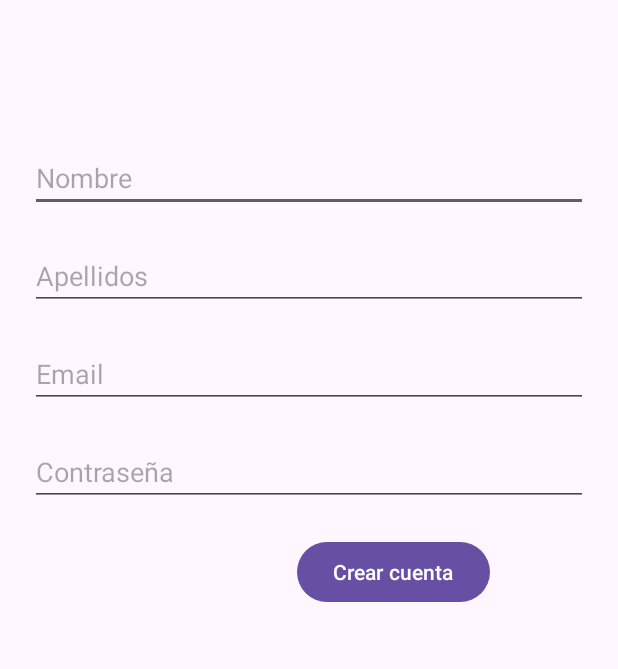
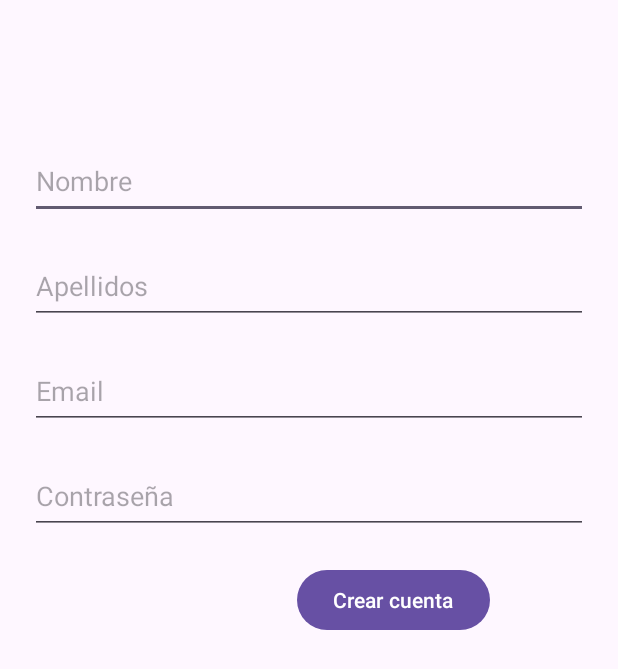
Before and after one commit to mexcat/Registro, an Android app: the screen it shows after launch (MainActivity), on a phone screen of 412 x 824 dp. Shown: the top 669 px of the screen. Run offline under Robolectric (Android 15) with nearby library versions, the phone set to English and light mode, and no system bars.

Commit message:
app funcional correccion de mensaje de saludo

```diff
--- a/app/src/main/java/com/example/registro/MainActivity.java
+++ b/app/src/main/java/com/example/registro/MainActivity.java
@@ -3,6 +3,10 @@ package com.example.registro;
 import androidx.appcompat.app.AppCompatActivity;
 
 import android.os.Bundle;
+import android.view.View;
+import android.widget.Button;
+import android.widget.EditText;
+import android.widget.Toast;
 
 public class MainActivity extends AppCompatActivity {
 
@@ -10,6 +14,35 @@ public class MainActivity extends AppCompatActivity {
     protected void onCreate(Bundle savedInstanceState) {
         super.onCreate(savedInstanceState);
         setContentView(R.layout.activity_main);
+        initListeners();
+    }
+
+    private void initListeners(){
+
+        EditText nombre = findViewById(R.id.etv_first_name);
+        EditText apellido = findViewById(R.id.etv_last_name);
+        EditText email = findViewById(R.id.etv_email);
+        EditText pass = findViewById(R.id.etv_password);
+
+        Button guardar = findViewById(R.id.btn_save_data);
+
+        guardar.setOnClickListener(new View.OnClickListener() {
+            @Override
+            public void onClick(View view) {
+                if(nombre.getText().toString().isEmpty() ||
+                   apellido.getText().toString().isEmpty() ||
+                   email.getText().toString().isEmpty() ||
+                   pass.getText().toString().isEmpty()){
+
+                    Toast.makeText(getBaseContext(), "Favor llenar todos los campos", Toast.LENGTH_SHORT).show();
+                }else{
+                    Toast.makeText(getBaseContext(), "Helouuuu "+ nombre.getText().toString() + " " +apellido.getText().toString(), Toast.LENGTH_SHORT).show();
+                }
+            }
+        });
+
+
+
     }
 
 }
--- a/app/src/main/res/layout/activity_main.xml
+++ b/app/src/main/res/layout/activity_main.xml
@@ -19,12 +19,12 @@
     <EditText
         android:id="@+id/etv_first_name"
         android:layout_width="0dp"
-        android:layout_height="wrap_content"
+        android:layout_height="50dp"
         android:layout_marginStart="20dp"
         android:layout_marginTop="64dp"
         android:layout_marginEnd="20dp"
         android:ems="10"
-        android:hint="Nombre"
+        android:hint="@string/firstName"
         android:inputType="text"
         app:layout_constraintEnd_toEndOf="parent"
         app:layout_constraintStart_toStartOf="parent"
@@ -33,12 +33,12 @@
     <EditText
         android:id="@+id/etv_last_name"
         android:layout_width="0dp"
-        android:layout_height="wrap_content"
+        android:layout_height="50dp"
         android:layout_marginStart="20dp"
         android:layout_marginTop="20dp"
         android:layout_marginEnd="20dp"
         android:ems="10"
-        android:hint="Apellidos"
+        android:hint="@string/lastName"
         android:inputType="text"
         app:layout_constraintEnd_toEndOf="parent"
         app:layout_constraintStart_toStartOf="parent"
@@ -47,12 +47,12 @@
     <EditText
         android:id="@+id/etv_email"
         android:layout_width="0dp"
-        android:layout_height="wrap_content"
+        android:layout_height="50dp"
         android:layout_marginStart="20dp"
         android:layout_marginTop="20dp"
         android:layout_marginEnd="20dp"
         android:ems="10"
-        android:hint="Email"
+        android:hint="@string/email"
         android:inputType="textEmailAddress"
         app:layout_constraintEnd_toEndOf="parent"
         app:layout_constraintStart_toStartOf="parent"
@@ -61,12 +61,12 @@
     <EditText
         android:id="@+id/etv_password"
         android:layout_width="0dp"
-        android:layout_height="wrap_content"
+        android:layout_height="50dp"
         android:layout_marginStart="20dp"
         android:layout_marginTop="20dp"
         android:layout_marginEnd="20dp"
         android:ems="10"
-        android:hint="Contraseña"
+        android:hint="@string/pass"
         android:inputType="textPassword"
         app:layout_constraintEnd_toEndOf="parent"
         app:layout_constraintStart_toStartOf="parent"
@@ -79,7 +79,7 @@
         android:layout_marginStart="16dp"
         android:layout_marginTop="20dp"
         android:layout_marginEnd="16dp"
-        android:text="Crear cuenta"
+        android:text="@string/save"
         app:layout_constraintEnd_toEndOf="parent"
         app:layout_constraintHorizontal_bias="0.725"
         app:layout_constraintStart_toStartOf="parent"
--- a/app/src/main/res/values/strings.xml
+++ b/app/src/main/res/values/strings.xml
@@ -1,3 +1,8 @@
 <resources>
     <string name="app_name">Registro</string>
+    <string name="pass">Contraseña</string>
+    <string name="save">Crear cuenta</string>
+    <string name="email">Email</string>
+    <string name="lastName">Apellidos</string>
+    <string name="firstName">Nombre</string>
 </resources>
```
